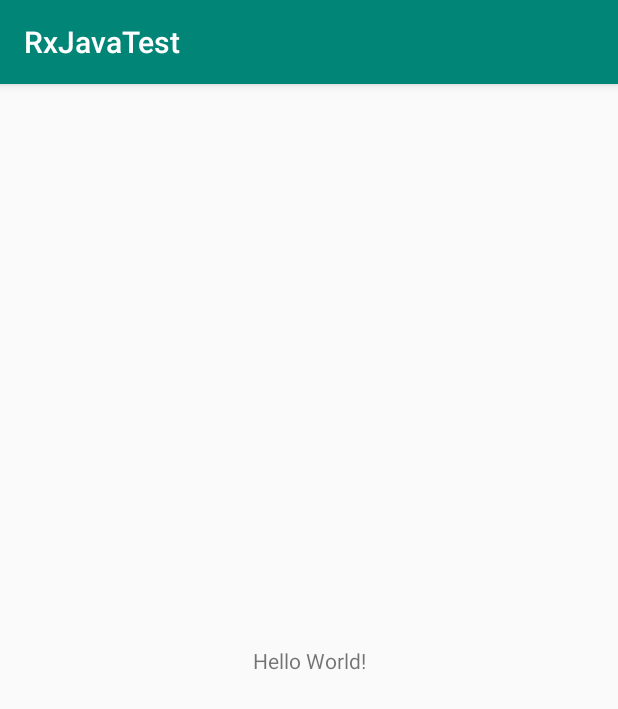
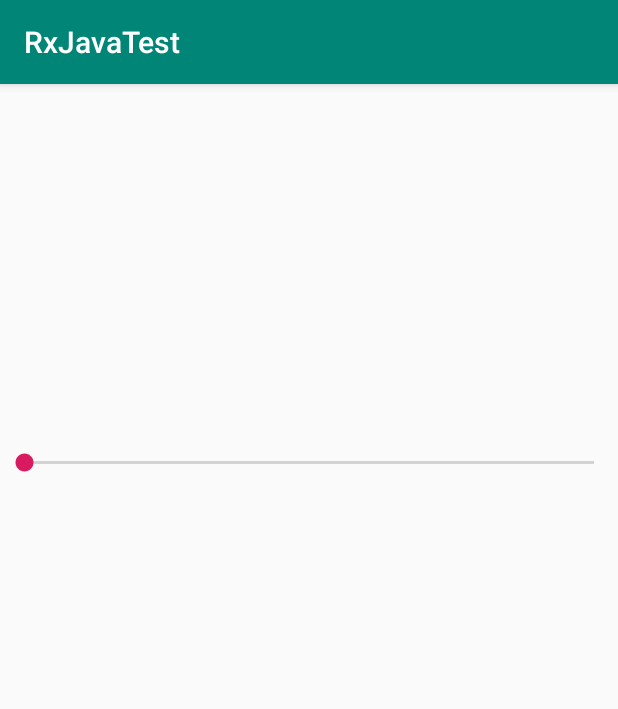
Before and after one commit to GlDevop/RxJavaTest, an Android app: the screen it shows after launch (MainActivity), on a phone screen of 412 x 824 dp. Shown: the top 709 px of the screen. Run offline under Robolectric (Android 15) with nearby library versions, the phone set to English and light mode, and no system bars; our stand-ins replace RxJava.

```diff
--- /dev/null
+++ b/app/src/main/java/gabriellee/project/rxjavatest/DataSource.java
@@ -0,0 +1,16 @@
+package gabriellee.project.rxjavatest;
+
+import java.util.ArrayList;
+import java.util.List;
+
+public class DataSource {
+    public static List<Task> createTasksList(){
+        List<Task> tasks = new ArrayList<>();
+        tasks.add(new Task("Take out the trash", true, 3));
+        tasks.add(new Task("Walk the dog", false, 2));
+        tasks.add(new Task("Make my bed", true, 1));
+        tasks.add(new Task("Unload the dishwasher", false, 0));
+        tasks.add(new Task("Make dinner", true, 5));
+        return tasks;
+    }
+}
--- a/app/src/main/java/gabriellee/project/rxjavatest/MainActivity.java
+++ b/app/src/main/java/gabriellee/project/rxjavatest/MainActivity.java
@@ -2,12 +2,67 @@ package gabriellee.project.rxjavatest;
 
 import android.support.v7.app.AppCompatActivity;
 import android.os.Bundle;
+import android.util.Log;
+import android.widget.TextView;
+
+import io.reactivex.Observable;
+import io.reactivex.Observer;
+import io.reactivex.android.schedulers.AndroidSchedulers;
+import io.reactivex.disposables.Disposable;
+import io.reactivex.functions.Predicate;
+import io.reactivex.schedulers.Schedulers;
 
 public class MainActivity extends AppCompatActivity {
+
+    private static final String TAG = "MainActivity";
+    //UI
+    private TextView text;
 
     @Override
     protected void onCreate(Bundle savedInstanceState) {
         super.onCreate(savedInstanceState);
         setContentView(R.layout.activity_main);
+        text = findViewById(R.id.text);
+
+        Observable<Task> taskObservable = Observable
+                .fromIterable(DataSource.createTasksList())
+                .subscribeOn(Schedulers.io())
+                .filter(new Predicate<Task>() {
+                    @Override
+                    public boolean test(Task task) throws Exception {
+                        Log.d(TAG, "test: " + Thread.currentThread().getName());
+                        try{
+                            Thread.sleep(1000);
+                        } catch (InterruptedException e) {
+                            e.printStackTrace();
+                        }
+                        return task.isComplete();
+                    }
+                })
+                .observeOn(AndroidSchedulers.mainThread());
+
+        taskObservable.subscribe(new Observer<Task>() {
+            @Override
+            public void onSubscribe(Disposable d) {
+                Log.d(TAG, "onSubscribe: called.");
+            }
+
+            @Override
+            public void onNext(Task task) {
+                Log.d(TAG, "onNext: "+ Thread.currentThread().getName());
+                Log.d(TAG, "onNext: " + task.getDescription());
+
+            }
+
+            @Override
+            public void onError(Throwable e) {
+                Log.e(TAG, "onError: ", e);
+            }
+
+            @Override
+            public void onComplete() {
+                Log.d(TAG, "onComplete: called");
+            }
+        });
     }
 }
--- /dev/null
+++ b/app/src/main/java/gabriellee/project/rxjavatest/Task.java
@@ -0,0 +1,40 @@
+package gabriellee.project.rxjavatest;
+
+public class Task {
+
+    private String description;
+    private boolean isComplete;
+    private int priority;
+
+    public Task(String description, boolean isComplete, int priority) {
+        this.description = description;
+        this.isComplete = isComplete;
+        this.priority = priority;
+    }
+
+    // getter and setters ...
+
+    public String getDescription() {
+        return description;
+    }
+
+    public void setDescription(String description) {
+        this.description = description;
+    }
+
+    public boolean isComplete() {
+        return isComplete;
+    }
+
+    public void setComplete(boolean complete) {
+        isComplete = complete;
+    }
+
+    public int getPriority() {
+        return priority;
+    }
+
+    public void setPriority(int priority) {
+        this.priority = priority;
+    }
+}
--- a/app/src/main/res/layout/activity_main.xml
+++ b/app/src/main/res/layout/activity_main.xml
@@ -6,13 +6,23 @@
     android:layout_height="match_parent"
     tools:context=".MainActivity">
 
+    <SeekBar
+        android:layout_width="match_parent"
+        android:layout_height="wrap_content"
+        app:layout_constraintTop_toTopOf="parent"
+        app:layout_constraintBottom_toTopOf="@+id/text"
+        app:layout_constraintRight_toRightOf="parent"
+        app:layout_constraintLeft_toLeftOf="parent"
+        android:id="@+id/seekbar"
+        />
+
     <TextView
         android:layout_width="wrap_content"
         android:layout_height="wrap_content"
-        android:text="Hello World!"
+        android:id="@+id/text"
         app:layout_constraintBottom_toBottomOf="parent"
         app:layout_constraintLeft_toLeftOf="parent"
         app:layout_constraintRight_toRightOf="parent"
-        app:layout_constraintTop_toTopOf="parent" />
+        app:layout_constraintTop_toBottomOf="@+id/seekbar" />
 
 </android.support.constraint.ConstraintLayout>
```
